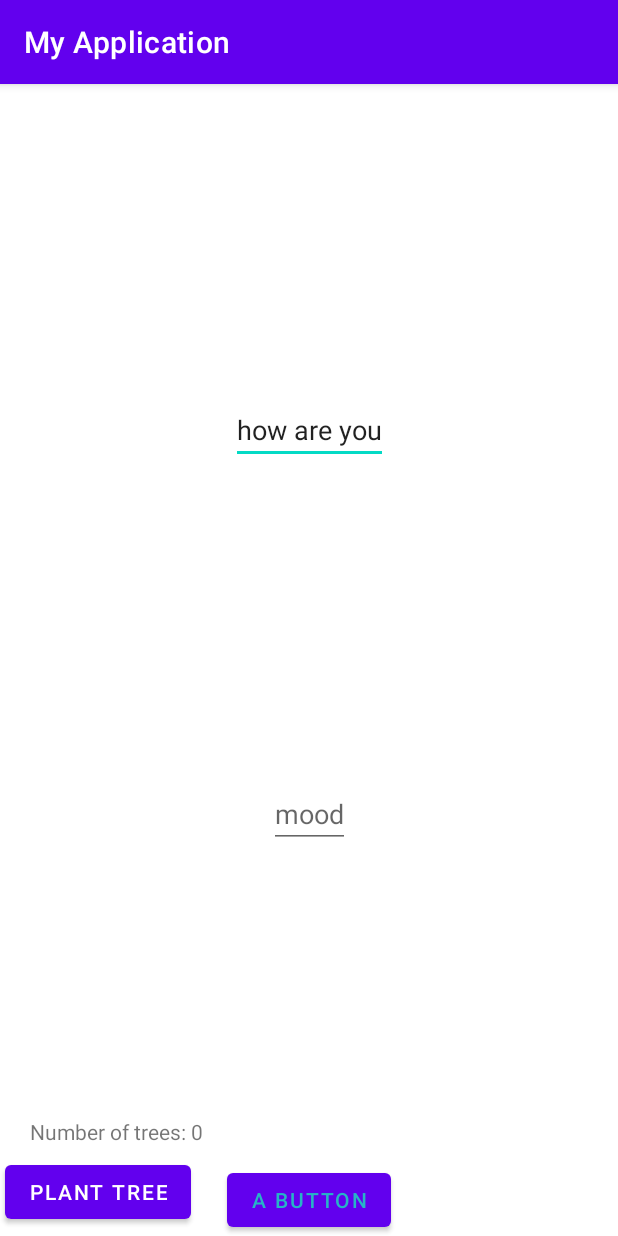
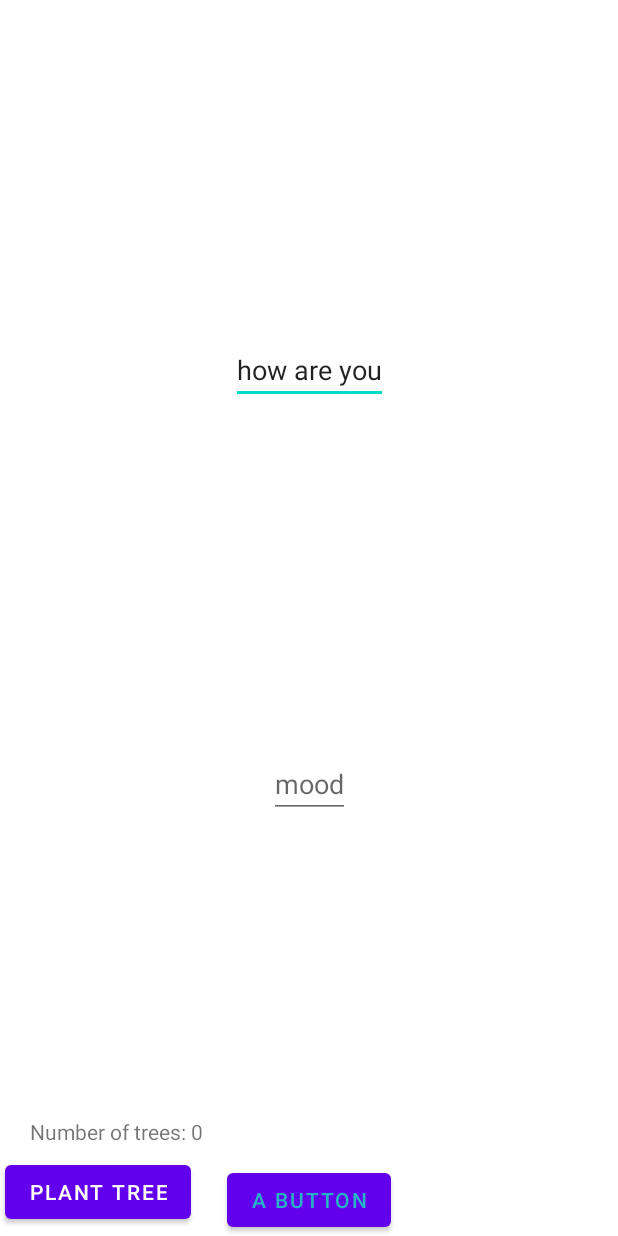
Before and after one commit to nohyp3/HTV-Android-App, an Android app: the screen it shows after launch (MainActivity), on a phone screen of 412 x 824 dp. Run offline under Robolectric (Android 15) with nearby library versions, the phone set to English and light mode, and no system bars.

Commit message:
removed the top bar

```diff
--- a/app/src/main/res/values/themes.xml
+++ b/app/src/main/res/values/themes.xml
@@ -1,6 +1,6 @@
 <resources xmlns:tools="http://schemas.android.com/tools">
     <!-- Base application theme. -->
-    <style name="Theme.MyApplication" parent="Theme.MaterialComponents.DayNight.DarkActionBar">
+    <style name="Theme.MyApplication" parent="Theme.MaterialComponents.Light.NoActionBar">
         <!-- Primary brand color. -->
         <item name="colorPrimary">@color/purple_500</item>
         <item name="colorPrimaryVariant">@color/purple_700</item>
```
